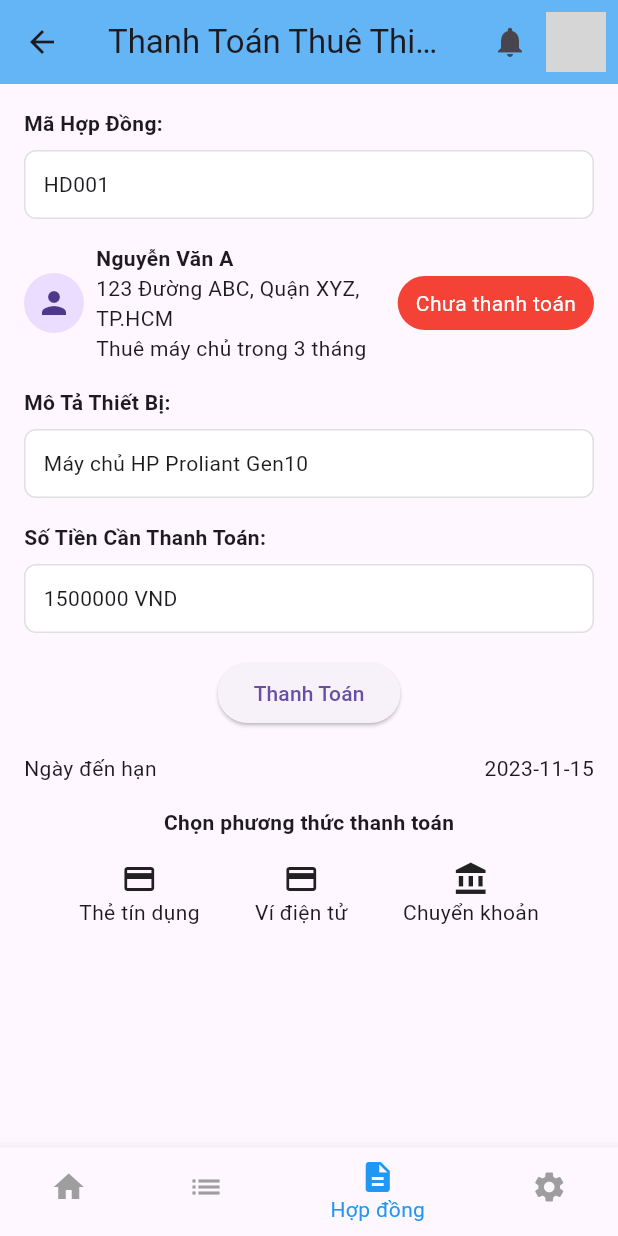
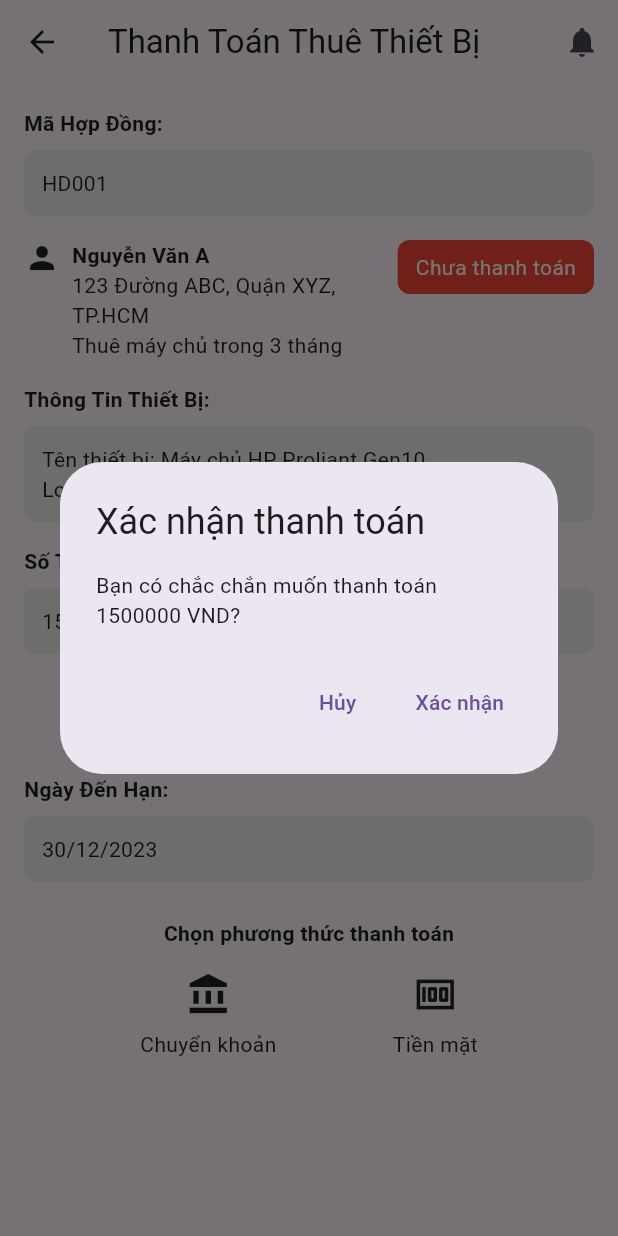
Before and after one commit to Yen-Linh-2004/Nhom1-LapTrinh-Di-Dong-Chieu-Thu4, a Flutter app: the PaymentScreen screen opened directly, after a tap on "Thanh Toán", on a phone screen of 412 x 824 dp. Run offline on Flutter 3.47's test engine with Material 3 defaults, Android fonts, the phone set to English and light mode, and no system bars; our stand-ins replace fl_chart, image_picker; grey boxes are pictures that could not be loaded.

Commit message:
cap nhat payment_screen

```diff
--- a/lib/admin/payment_screen.dart
+++ b/lib/admin/payment_screen.dart
@@ -1,189 +1,309 @@
 import 'package:flutter/material.dart';
+import 'package:code_baocao/admin/payment_info.dart';
+import 'bank_transfer_screen.dart'; // Import màn hình chuyển khoản
 
-class PaymentScreen extends StatelessWidget {
-  // Thay thế bằng dữ liệu hóa đơn thực tế từ ứng dụng của bạn
-  final Map<String, dynamic> invoiceData = {
-    'maHopDong': 'HD001', // Thêm mã hợp đồng
-    'tenKhachHang': 'Nguyễn Văn A',
-    'diaChiKhachHang': '123 Đường ABC, Quận XYZ, TP.HCM',
-    'thongTinKhac': 'Thuê máy chủ trong 3 tháng',
-    'moTaThietBi': 'Máy chủ HP Proliant Gen10',
-    'soTienCanThanhToan': 1500000,
-    'ngayDenHan': '2023-11-15',
-    'trangThai': 'Chưa thanh toán',
-  };
+class PaymentScreen extends StatefulWidget {
+  @override
+  _PaymentScreenState createState() => _PaymentScreenState();
+}
+
+class _PaymentScreenState extends State<PaymentScreen> {
+  // Dữ liệu thanh toán mẫu
+  final PaymentInfo paymentInfo = PaymentInfo(
+    contractCode: 'HD001',
+    deviceName: 'Máy chủ HP Proliant Gen10',
+    deviceType: 'Thiết bị máy chủ',
+    renterName: 'Nguyễn Văn A',
+    amount: 1500000,
+  );
+  String _selectedPaymentMethod = ''; // Lưu trữ phương thức thanh toán đã chọn
+  bool _isPaid = false; // Trạng thái thanh toán
 
   @override
   Widget build(BuildContext context) {
     return Scaffold(
       appBar: AppBar(
         title: Text('Thanh Toán Thuê Thiết Bị'),
-        backgroundColor: Colors.blue[300], // Màu appbar xanh nhạt
         actions: [
           IconButton(
             icon: Icon(Icons.notifications),
-            onPressed: () {},
-          ),
-          Padding(
-            padding: const EdgeInsets.only(right: 8.0),
-            child: CircleAvatar(
-              backgroundImage: NetworkImage(
-                  'https://via.placeholder.com/150'), // Thay URL avatar
-            ),
+            onPressed: () {
+              // Xử lý thông báo
+              _showNotificationDialog(context);
+            },
           ),
         ],
       ),
       body: SingleChildScrollView(
-        padding: EdgeInsets.all(16.0),
+        child: Padding(
+          padding: const EdgeInsets.all(16.0),
           child: Column(
             crossAxisAlignment: CrossAxisAlignment.start,
-          children: <Widget>[
-            // Box Mã Hợp Đồng (giống box Mô Tả Thiết Bị)
+            children: [
+              _buildContractInfo(),
+              SizedBox(height: 16),
+              _buildDeviceInfo(),
+              SizedBox(height: 16),
+              _buildAmountInfo(),
+              SizedBox(height: 16),
+              _buildPaymentButton(context),
+              SizedBox(height: 16),
+              _buildDueDate(), // Hiển thị ngày đến hạn
+              SizedBox(height: 24),
+              _buildPaymentMethods(),
+              if (_selectedPaymentMethod == 'Chuyển khoản') _buildBankTransferInfo(),
+            ],
+          ),
+        ),
+      ),
+    );
+  }
+
+  Widget _buildContractInfo() {
+    return Column(
+      crossAxisAlignment: CrossAxisAlignment.start,
+      children: [
         Text('Mã Hợp Đồng:', style: TextStyle(fontWeight: FontWeight.bold)),
-            SizedBox(height: 8.0),
+        SizedBox(height: 8),
         Container(
-              width: double.infinity, // Kéo dài hết chiều ngang
-              padding: EdgeInsets.all(12.0),
+          width: double.infinity,
+          padding: EdgeInsets.all(12),
           decoration: BoxDecoration(
-                color: Colors.white,
-                borderRadius: BorderRadius.circular(8.0),
-                border: Border.all(color: Colors.grey[300]!),
+            color: Colors.grey[200],
+            borderRadius: BorderRadius.circular(8),
           ),
-              child: Text(invoiceData['maHopDong']),
+          child: Text(paymentInfo.contractCode),
         ),
-            SizedBox(height: 16.0),
-            // ... (Phần hiển thị thông tin hóa đơn giữ nguyên)
+        SizedBox(height: 16),
         Row(
-              children: <Widget>[
-                CircleAvatar(
-                  child: Icon(Icons.person),
-                ),
-                SizedBox(width: 8.0),
+          crossAxisAlignment: CrossAxisAlignment.start,
+          children: [
+            Icon(Icons.person),
+            SizedBox(width: 8),
             Expanded(
               child: Column(
                 crossAxisAlignment: CrossAxisAlignment.start,
-                    children: <Widget>[
-                      Text(invoiceData['tenKhachHang'],
-                          style: TextStyle(fontWeight: FontWeight.bold)),
-                      Text(invoiceData['diaChiKhachHang']),
-                      Text(invoiceData['thongTinKhac']),
+                children: [
+                  Text(paymentInfo.renterName, style: TextStyle(fontWeight: FontWeight.bold)),
+                  Text('123 Đường ABC, Quận XYZ, TP.HCM'),
+                  Text('Thuê máy chủ trong 3 tháng'),
                 ],
               ),
             ),
             Container(
-                  padding: EdgeInsets.symmetric(horizontal: 12.0, vertical: 8.0),
+              padding: EdgeInsets.symmetric(horizontal: 12, vertical: 8),
               decoration: BoxDecoration(
-                    color: invoiceData['trangThai'] == 'Đã thanh toán'
-                        ? Colors.green
-                        : Colors.red,
-                    borderRadius: BorderRadius.circular(20.0),
+                color: _isPaid ? Colors.green : Colors.red,
+                borderRadius: BorderRadius.circular(8),
               ),
-                  child: Text(
-                    invoiceData['trangThai'],
-                    style: TextStyle(color: Colors.white),
+              child: Text(_isPaid ? 'Đã thanh toán' : 'Chưa thanh toán', style: TextStyle(color: Colors.white)),
+            ),
+          ],
+        ),
+      ],
+    );
+  }
+
+  Widget _buildAmountInfo() {
+    return Column(
+      crossAxisAlignment: CrossAxisAlignment.start,
+      children: [
+        Text('Số Tiền Thanh Toán:', style: TextStyle(fontWeight: FontWeight.bold)),
+        SizedBox(height: 8),
+        Container(
+          width: double.infinity,
+          padding: EdgeInsets.all(12),
+          decoration: BoxDecoration(
+            color: Colors.grey[200],
+            borderRadius: BorderRadius.circular(8),
+          ),
+          child: Text('${paymentInfo.amount} VND'),
+        ),
+      ],
+    );
+  }
+
+  Widget _buildDeviceInfo() {
+    return Column(
+      crossAxisAlignment: CrossAxisAlignment.start,
+      children: [
+        Text('Thông Tin Thiết Bị:', style: TextStyle(fontWeight: FontWeight.bold)),
+        SizedBox(height: 8),
+        Container(
+          width: double.infinity,
+          padding: EdgeInsets.all(12),
+          decoration: BoxDecoration(
+            color: Colors.grey[200],
+            borderRadius: BorderRadius.circular(8),
+          ),
+          child: Column(
+            crossAxisAlignment: CrossAxisAlignment.start,
+            children: [
+              Text('Tên thiết bị: ${paymentInfo.deviceName}'),
+              Text('Loại thiết bị: ${paymentInfo.deviceType}'),
+            ],
           ),
         ),
       ],
-            ),
-            SizedBox(height: 16.0),
-            Text('Mô Tả Thiết Bị:', style: TextStyle(fontWeight: FontWeight.bold)),
-            SizedBox(height: 8.0),
-            Container(
-              width: double.infinity,
-              padding: EdgeInsets.all(12.0),
-              decoration: BoxDecoration(
-                color: Colors.white,
-                borderRadius: BorderRadius.circular(8.0),
-                border: Border.all(color: Colors.grey[300]!),
-              ),
-              child: Text(invoiceData['moTaThietBi']),
-            ),
-            SizedBox(height: 16.0),
-            Text('Số Tiền Cần Thanh Toán:', style: TextStyle(fontWeight: FontWeight.bold)),
-            SizedBox(height: 8.0),
-            Container(
-              width: double.infinity,
-              padding: EdgeInsets.all(12.0),
-              decoration: BoxDecoration(
-                color: Colors.white,
-                borderRadius: BorderRadius.circular(8.0),
-                border: Border.all(color: Colors.grey[300]!),
-              ),
-              child: Text('${invoiceData['soTienCanThanhToan']} VND'),
-            ),
-            SizedBox(height: 16.0),
-            Center(
+    );
+  }
+
+    Widget _buildPaymentButton(BuildContext context) {
+    return Center(
       child: ElevatedButton(
         onPressed: () {
-                  // Xử lý thanh toán
+          _processPayment(context);
         },
         child: Text('Thanh Toán'),
       ),
-            ),
-            SizedBox(height: 16.0),
-            Row(
-              mainAxisAlignment: MainAxisAlignment.spaceBetween,
-              children: <Widget>[
-                Text('Ngày đến hạn'),
-                Text(invoiceData['ngayDenHan']),
-              ],
-            ),
-            SizedBox(height: 16.0),
-            Center(
-              child: Text('Chọn phương thức thanh toán',
-                  style: TextStyle(fontWeight: FontWeight.bold)),
-            ),
-            SizedBox(height: 16.0),
+    );
+  }
+
+  Widget _buildPaymentMethods() {
+    return Column(
+      crossAxisAlignment: CrossAxisAlignment.center,
+      children: [
+        Text('Chọn phương thức thanh toán', style: TextStyle(fontWeight: FontWeight.bold)),
+        SizedBox(height: 16),
         Row(
           mainAxisAlignment: MainAxisAlignment.spaceEvenly,
-              children: <Widget>[
-                Column(
-                  children: <Widget>[
-                    Icon(Icons.credit_card),
-                    Text('Thẻ tín dụng'),
-                  ],
-                ),
-                Column(
-                  children: <Widget>[
-                    Icon(Icons.credit_card),
-                    Text('Ví điện tử'),
-                  ],
-                ),
-                Column(
-                  children: <Widget>[
-                    Icon(Icons.account_balance),
-                    Text('Chuyển khoản'),
-                  ],
-                ),
-
+          children: [
+            _buildPaymentMethodIcon(Icons.account_balance, 'Chuyển khoản'),
+            _buildPaymentMethodIcon(Icons.money, 'Tiền mặt'),
           ],
         ),
       ],
-        ),
-      ),
-      bottomNavigationBar: BottomNavigationBar(
-        items: [
-          BottomNavigationBarItem(
-            icon: Icon(Icons.home),
-            label: '',
-          ),
-          BottomNavigationBarItem(
-            icon: Icon(Icons.list),
-            label: '',
-          ),
-          BottomNavigationBarItem(
-            icon: Icon(Icons.description),
-            label: 'Hợp đồng',
-          ),
-          BottomNavigationBarItem(
-            icon: Icon(Icons.settings),
-            label: '',
-          ),
+    );
+  }
+
+  Widget _buildPaymentMethodIcon(IconData icon, String label) {
+    return InkWell(
+      onTap: () {
+        setState(() {
+          _selectedPaymentMethod = label;
+        });
+      },
+      child: Column(
+        children: [
+          Icon(icon, size: 30),
+          SizedBox(height: 8),
+          Text(label),
+          if (_selectedPaymentMethod == label) Icon(Icons.check, color: Colors.blue),
         ],
-        selectedItemColor: Colors.blue,
-        unselectedItemColor: Colors.grey,
-        currentIndex: 2, // Chọn item "Hợp đồng"
       ),
     );
   }
+
+  Widget _buildBankTransferInfo() {
+    final BankTransferInfo transferInfo = BankTransferInfo(
+      bankName: 'Vietcombank',
+      accountNumber: '1234567890',
+      accountHolder: 'Công ty TNHH ABC',
+      qrCodeUrl: 'https://via.placeholder.com/150',
+      transferContent: 'Thanh toán hợp đồng ${paymentInfo.contractCode}',
+    );
+
+    return ElevatedButton(
+      onPressed: () {
+        Navigator.push(
+          context,
+          MaterialPageRoute(
+            builder: (context) => BankTransferScreen(transferInfo: transferInfo),
+          ),
+        );
+      },
+      child: Text('Chi tiết chuyển khoản'),
+    );
   }
+
+  void _processPayment(BuildContext context) {
+    if (_selectedPaymentMethod == 'Chuyển khoản') {
+      final BankTransferInfo transferInfo = BankTransferInfo(
+        bankName: 'Vietcombank',
+        accountNumber: '1234567890',
+        accountHolder: 'Công ty TNHH ABC',
+        qrCodeUrl: 'https://via.placeholder.com/150',
+        transferContent: 'Thanh toán hợp đồng ${paymentInfo.contractCode}',
+      );
+
+      Navigator.push(
+        context,
+        MaterialPageRoute(
+          builder: (context) => BankTransferScreen(transferInfo: transferInfo),
+        ),
+      );
+    } else if (_selectedPaymentMethod == 'Tiền mặt') {
+      setState(() {
+        _isPaid = true;
+      });
+      ScaffoldMessenger.of(context).showSnackBar(SnackBar(content: Text('Thanh toán tiền mặt thành công!')));
+    } else {
+      showDialog(
+        context: context,
+        builder: (BuildContext context) {
+          return AlertDialog(
+            title: Text('Xác nhận thanh toán'),
+            content: Text('Bạn có chắc chắn muốn thanh toán ${paymentInfo.amount} VND?'),
+            actions: <Widget>[
+              TextButton(
+                child: Text('Hủy'),
+                onPressed: () {
+                  Navigator.of(context).pop();
+                },
+              ),
+              TextButton(
+                child: Text('Xác nhận'),
+                onPressed: () {
+                  setState(() {
+                    _isPaid = true;
+                  });
+                  Navigator.of(context).pop();
+                  ScaffoldMessenger.of(context).showSnackBar(SnackBar(content: Text('Thanh toán thành công!')));
+                },
+              ),
+            ],
+          );
+        },
+      );
+    }
+  }
+
+  Widget _buildDueDate() {
+    return Column(
+      crossAxisAlignment: CrossAxisAlignment.start,
+      children: [
+        Text('Ngày Đến Hạn:', style: TextStyle(fontWeight: FontWeight.bold)),
+        SizedBox(height: 8),
+        Container(
+          width: double.infinity,
+          padding: EdgeInsets.all(12),
+          decoration: BoxDecoration(
+            color: Colors.grey[200],
+            borderRadius: BorderRadius.circular(8),
+          ),
+          child: Text('30/12/2023'), // Thay đổi ngày đến hạn theo yêu cầu
+        ),
+      ],
+    );
+  }
+
+  void _showNotificationDialog(BuildContext context) {
+    showDialog(
+      context: context,
+      builder: (BuildContext context) {
+        return AlertDialog(
+          title: Text('Thông báo'),
+          content: Text('Không có thông báo mới'),
+          actions: [
+            TextButton(
+              child: Text('OK'),
+              onPressed: () {
+                Navigator.of(context).pop();
+              },
+            ),
+          ],
+        );
+      },
+    );
+  }
+}
```
Lines whose indentation alone changed are shown as unchanged.
